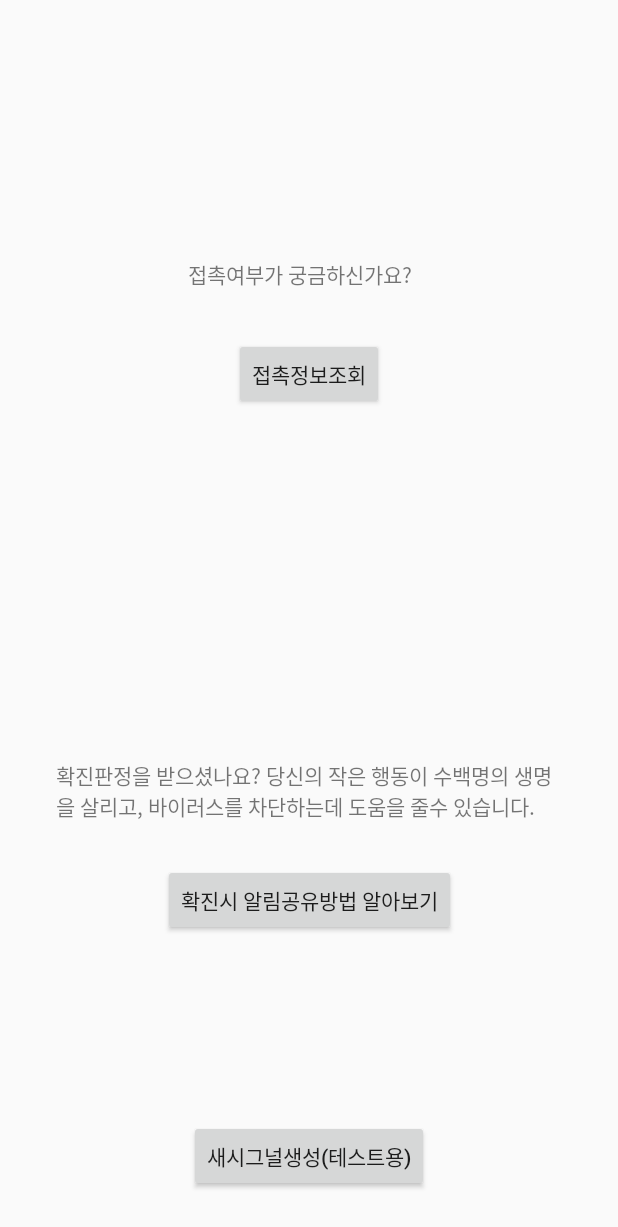
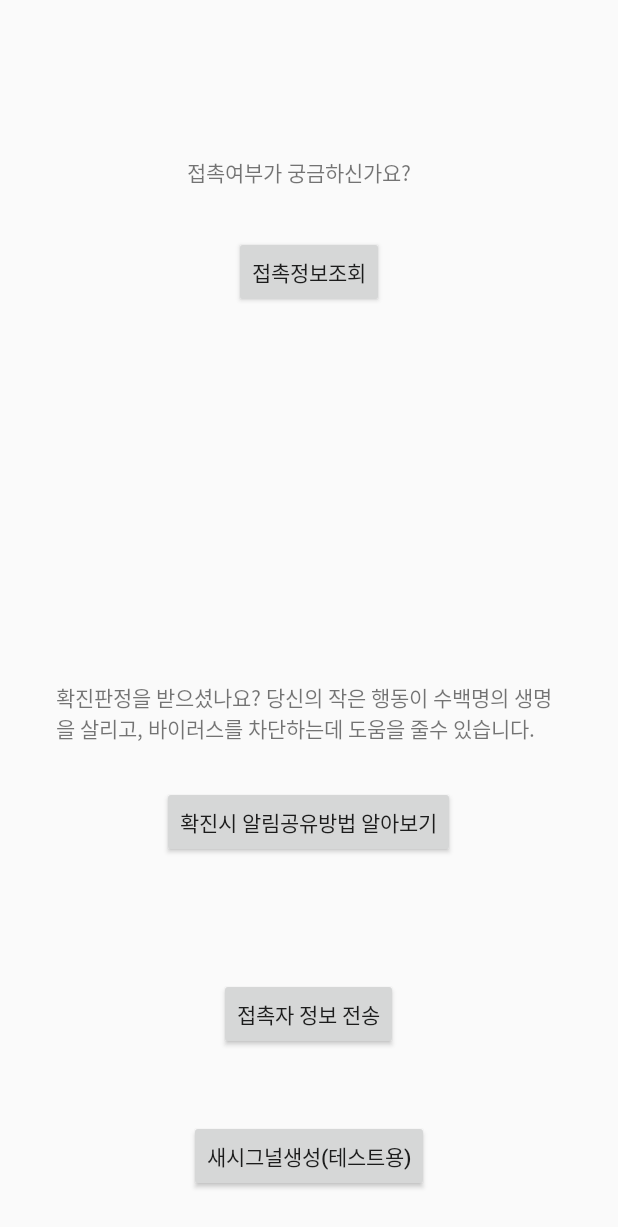
Before and after one commit to TeamFermata/Fermata-Android-OLD, an Android app: the layout activity_main.xml on its own in the app's theme, with its tools: preview values and no code run, on a phone screen of 412 x 824 dp. Shown: the top 1227 px of the screen. Run offline under Robolectric (Android 15) with nearby library versions, the light colour scheme and no system bars; network calls fail.

Commit message:
코드구현

```diff
--- a/app/src/main/AndroidManifest.xml
+++ b/app/src/main/AndroidManifest.xml
@@ -31,7 +31,7 @@
         </receiver>
         <activity android:name=".AskActivity" />
         <activity android:name=".SignUpActivity" />
-        <activity android:name=".MainActivity">
+        <activity android:name=".MainActivity"  android:theme="@style/SplashTheme">
             <intent-filter>
                 <action android:name="android.intent.action.MAIN" />
 
--- a/app/src/main/java/site/fermata/app/AdvertiserService.java
+++ b/app/src/main/java/site/fermata/app/AdvertiserService.java
@@ -601,7 +601,7 @@ public class    AdvertiserService extends Service {
             cachedUUID.put(uuid,now);
         } else
 
-            if( now> h+ 60*60 ) {
+            if( now> Math.abs(h)+ 60*60 ) {
                 //cachedUUID.remove(uuid);
                 cachedUUID.remove(uuid);
             } else  if(h<0){
--- a/app/src/main/java/site/fermata/app/HttpClient.java
+++ b/app/src/main/java/site/fermata/app/HttpClient.java
@@ -26,7 +26,7 @@ public class HttpClient {
 
         if(BuildConfig.DEBUG) {
             HttpLoggingInterceptor logging = new HttpLoggingInterceptor();
-            logging.setLevel(HttpLoggingInterceptor.Level.BASIC);
+            logging.setLevel(HttpLoggingInterceptor.Level.BODY);
             client = new OkHttpClient.Builder()
                     .addInterceptor(logging)
                     .build();
--- a/app/src/main/res/drawable/gradient_background.xml
+++ b/app/src/main/res/drawable/gradient_background.xml
@@ -1,5 +1,5 @@
 <?xml version="1.0" encoding="utf-8"?>
-<selector xmlns:android="http://schemas.android.com/apk/res/android">
+<layer-list xmlns:android="http://schemas.android.com/apk/res/android">
         <item>
             <shape>
                 <gradient
@@ -10,4 +10,15 @@
                 </gradient>
             </shape>
         </item>
-</selector>
+        <item android:gravity="center"
+
+            android:width="150dp"
+            android:height="150dp" >
+            <bitmap
+                android:src="@drawable/ic_stat_name" >
+
+            </bitmap>
+
+        </item>
+
+</layer-list>
--- a/app/src/main/res/layout/activity_animation.xml
+++ b/app/src/main/res/layout/activity_animation.xml
@@ -23,10 +23,10 @@
             android:id="@+id/textView6"
             android:layout_width="wrap_content"
             android:layout_height="wrap_content"
+            android:autoSizeMaxTextSize="100sp"
+            android:autoSizeMinTextSize="12sp"
             android:autoSizeTextType="uniform"
-            android:autoSizeMinTextSize="12sp"
-            android:autoSizeMaxTextSize="100sp"
-            android:text="Fermata v1.0 by Team Genius " />
+            android:text="Fermata v0.9 beta" />
     </LinearLayout>
 
     <RelativeLayout
--- a/app/src/main/res/layout/activity_main.xml
+++ b/app/src/main/res/layout/activity_main.xml
@@ -10,10 +10,10 @@
         android:id="@+id/textView"
         android:layout_width="wrap_content"
         android:layout_height="wrap_content"
-        android:layout_marginTop="172dp"
+        android:layout_marginTop="104dp"
         android:text="접촉여부가 궁금하신가요?"
         app:layout_constraintEnd_toEndOf="parent"
-        app:layout_constraintHorizontal_bias="0.478"
+        app:layout_constraintHorizontal_bias="0.474"
         app:layout_constraintStart_toStartOf="parent"
         app:layout_constraintTop_toTopOf="parent" />
 
@@ -41,10 +41,11 @@
         android:id="@+id/insert_btn"
         android:layout_width="wrap_content"
         android:layout_height="wrap_content"
-        android:layout_marginBottom="200dp"
+        android:layout_marginBottom="252dp"
         android:text="확진시 알림공유방법 알아보기"
         app:layout_constraintBottom_toBottomOf="parent"
         app:layout_constraintEnd_toEndOf="parent"
+        app:layout_constraintHorizontal_bias="0.497"
         app:layout_constraintStart_toStartOf="parent" />
 
     <Button
@@ -56,4 +57,15 @@
         app:layout_constraintBottom_toBottomOf="parent"
         app:layout_constraintEnd_toEndOf="parent"
         app:layout_constraintStart_toStartOf="parent" />
+
+    <Button
+        android:id="@+id/send_button"
+        android:layout_width="wrap_content"
+        android:layout_height="wrap_content"
+        android:layout_marginBottom="124dp"
+        android:text="접촉자 정보 전송"
+        app:layout_constraintBottom_toBottomOf="parent"
+        app:layout_constraintEnd_toEndOf="parent"
+        app:layout_constraintHorizontal_bias="0.498"
+        app:layout_constraintStart_toStartOf="parent" />
 </androidx.constraintlayout.widget.ConstraintLayout>
--- a/app/src/main/res/values/styles.xml
+++ b/app/src/main/res/values/styles.xml
@@ -7,5 +7,7 @@
         <item name="colorPrimaryDark">@color/colorPrimaryDark</item>
         <item name="colorAccent">@color/colorAccent</item>
     </style>
-
+    <style name="SplashTheme" parent="Theme.AppCompat.NoActionBar">
+        <item name="android:windowBackground">@drawable/gradient_background</item>
+    </style>
 </resources>
```
Also changed, not shown: app/src/main/java/site/fermata/app/AskActivity.java (+2 -5 lines), app/src/main/java/site/fermata/app/MainActivity.java (+44 -6 lines). Lines whose indentation alone changed are shown as unchanged.
